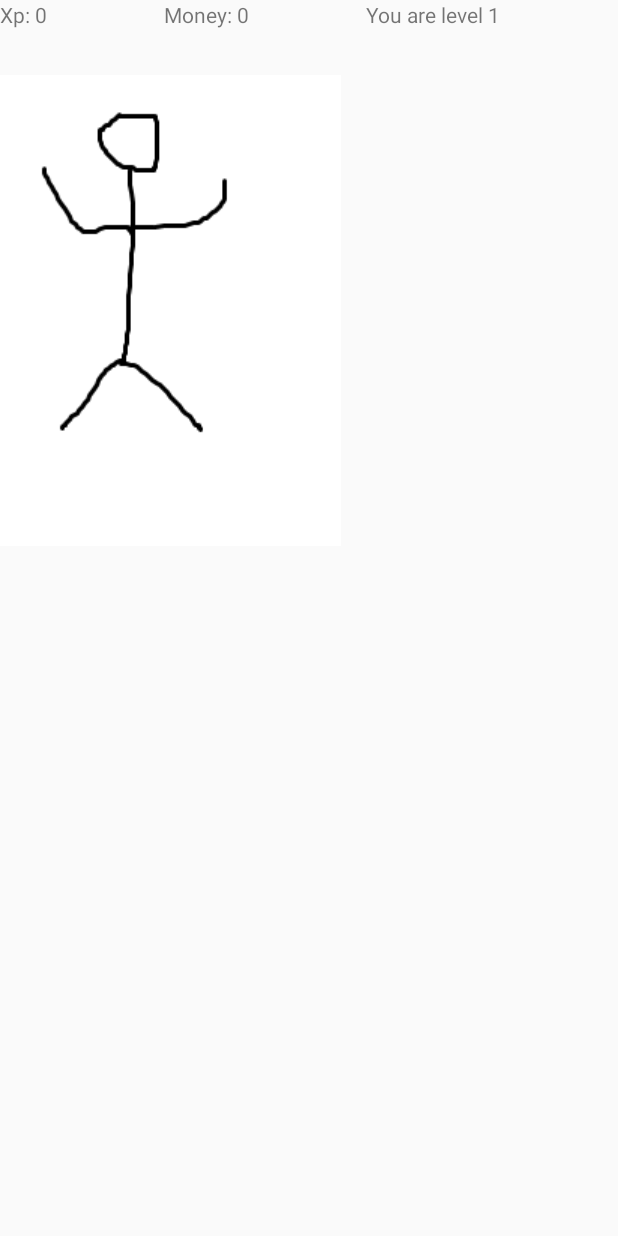
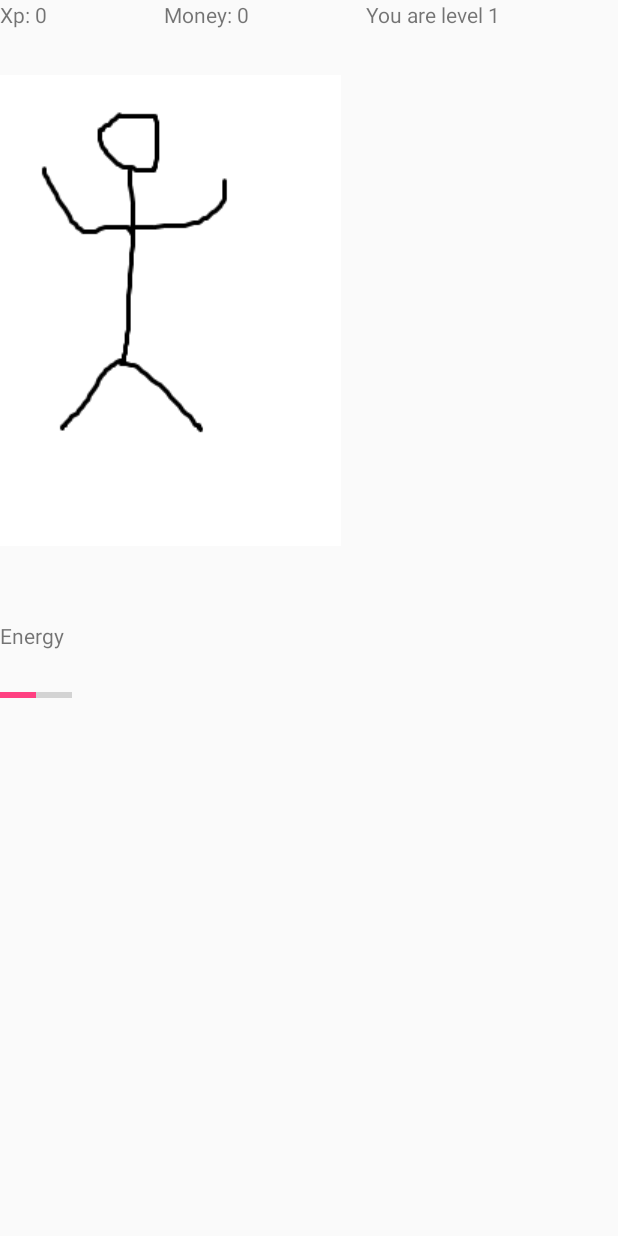
Before and after one commit to DieEin/TP_Project, an Android app: the PlayerScreen screen opened directly, with no data from a screen before it, on a phone screen of 412 x 824 dp. Run offline under Robolectric (Android 15) with nearby library versions, the phone set to English and light mode, and no system bars.

Commit message:
adding stuff

```diff
--- a/Project/app/src/main/AndroidManifest.xml
+++ b/Project/app/src/main/AndroidManifest.xml
@@ -49,6 +49,9 @@
         <activity android:name=".shopping.Sell"
             android:theme="@style/AppTheme.NoActionBar"/>
 
+        <activity android:name=".Achievments"
+            android:theme="@style/AppTheme.NoActionBar"/>
+
     </application>
 
 </manifest>
--- a/Project/app/src/main/java/com/example/tpproject/project/PlayerScreen.java
+++ b/Project/app/src/main/java/com/example/tpproject/project/PlayerScreen.java
@@ -20,6 +20,7 @@ public class PlayerScreen extends AppCompatActivity {
     public static int level = 1;
     public static int money = 0;
     public static int xp = 0;
+    public static int energy = 50;
     public static List<String> itemsList = new ArrayList<String>();
 
     @Override
@@ -37,6 +38,9 @@ public class PlayerScreen extends AppCompatActivity {
         TextView LevelView = (TextView) findViewById(R.id.textViewLevel);
         LevelView.setText("You are level " + level);
 
+        ProgressBar energyProgressBar = (ProgressBar) findViewById(R.id.energyBar);
+        energyProgressBar.setProgress(energy);
+
         ArrayAdapter<String> itemsAdapter = new ArrayAdapter<String>(this, android.R.layout.simple_list_item_1, itemsList);
 
         ListView itemsListView = (ListView) findViewById(R.id.itemsList);
--- a/Project/app/src/main/res/layout/player_screen_layout.xml
+++ b/Project/app/src/main/res/layout/player_screen_layout.xml
@@ -31,7 +31,7 @@
 
     <RelativeLayout
         android:layout_width="wrap_content"
-        android:layout_height="wrap_content">
+        android:layout_height="541dp">
 
         <ImageView
             android:layout_width="wrap_content"
@@ -48,5 +48,25 @@
             android:layout_toEndOf="@+id/imageView">
         </ListView>
 
+        <ProgressBar
+            style="?android:attr/progressBarStyleHorizontal"
+            android:layout_width="wrap_content"
+            android:layout_height="wrap_content"
+            android:max="100"
+            android:id="@+id/energyBar"
+            android:layout_below="@+id/imageView"
+            android:layout_alignParentLeft="true"
+            android:layout_alignParentStart="true"
+            android:layout_marginTop="91dp" />
+
+        <TextView
+            android:layout_width="wrap_content"
+            android:layout_height="wrap_content"
+            android:text="Energy"
+            android:layout_below="@+id/imageView"
+            android:layout_alignParentLeft="true"
+            android:layout_alignParentStart="true"
+            android:layout_marginTop="50dp"/>
+
     </RelativeLayout>
 </LinearLayout>
```
Also changed, not shown: Project/app/src/main/java/com/example/tpproject/project/Achievments.java (added, +16 -0 lines), Project/app/src/main/java/com/example/tpproject/project/MainActivity.java (+12 -9 lines), Project/app/src/main/java/com/example/tpproject/project/MissionZeroFragment.java (deleted, +0 -35 lines), Project/app/src/main/res/layout/achievments_layout.xml (added, +7 -0 lines), Project/app/src/main/res/menu/menu_main.xml (+1 -7 lines).
